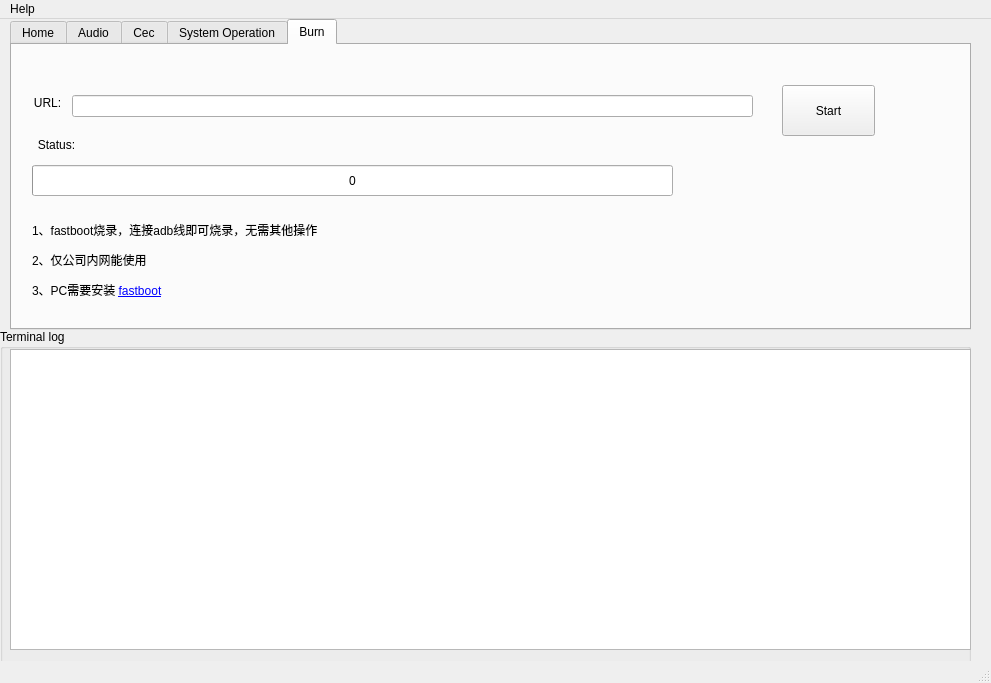
zgyhc2050/amlogic_debug_tool, file aml_debug.ui: the form before one commit.
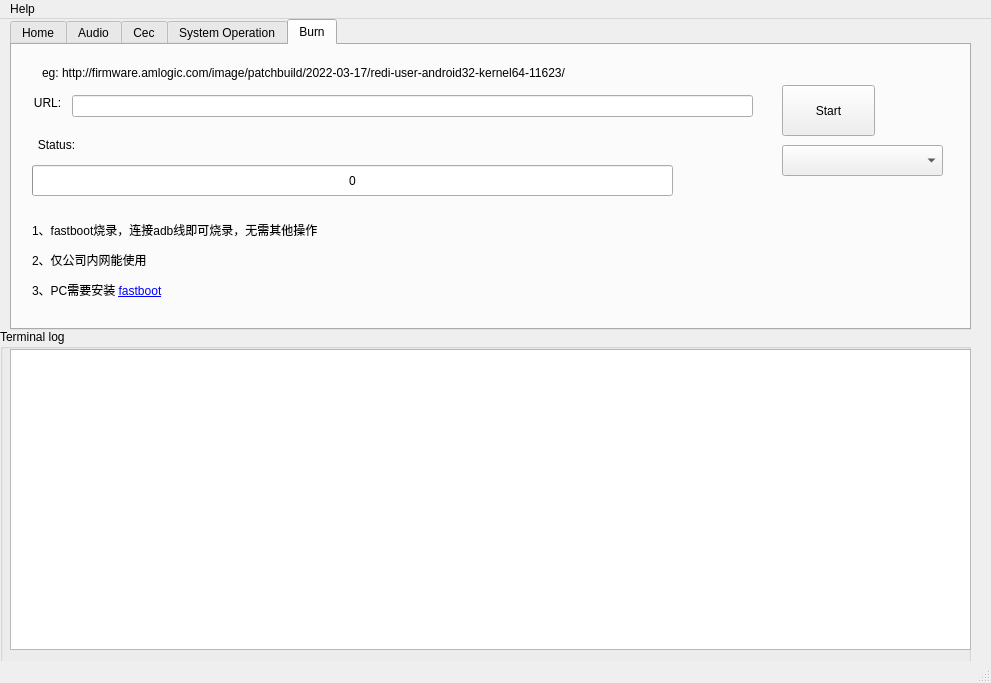
The form after the commit. The open tabs and pages were chosen to show the change.

Commit message:
aml_debug v_1_4_4: [BURN] added optional save files
Problem:
1. added optional save files

Solution:
1. add optional save files
2. Zip does not re-download the file while it exists

Patch:
```diff
--- a/aml_debug.ui
+++ b/aml_debug.ui
@@ -1630,6 +1630,29 @@
        <string>&lt;html&gt;&lt;head/&gt;&lt;body&gt;&lt;p&gt;1、fastboot烧录，连接adb线即可烧录，无需其他操作&lt;/p&gt;&lt;p&gt;2、仅公司内网能使用&lt;/p&gt;&lt;p&gt;3、PC需要安装 &lt;a href=&quot;https://dl.google.com/android/repository/platform-tools-latest-windows.zip&quot;&gt;&lt;span style=&quot; text-decoration: underline; color:#0000ff;&quot;&gt;fastboot&lt;/span&gt;&lt;/a&gt;&lt;/p&gt;&lt;/body&gt;&lt;/html&gt;</string>
       </property>
      </widget>
+     <widget class="QComboBox" name="AmlDebugBurnSelect_comboBox">
+      <property name="geometry">
+       <rect>
+        <x>770</x>
+        <y>100</y>
+        <width>161</width>
+        <height>31</height>
+       </rect>
+      </property>
+     </widget>
+     <widget class="QLabel" name="AmlDebugBurnStatus_label_2">
+      <property name="geometry">
+       <rect>
+        <x>30</x>
+        <y>20</y>
+        <width>671</width>
+        <height>31</height>
+       </rect>
+      </property>
+      <property name="text">
+       <string>&lt;html&gt;&lt;head/&gt;&lt;body&gt;&lt;p&gt;eg: http://firmware.amlogic.com/image/patchbuild/2022-03-17/redi-user-android32-kernel64-11623/&lt;br/&gt;&lt;/p&gt;&lt;/body&gt;&lt;/html&gt;</string>
+      </property>
+     </widget>
     </widget>
    </widget>
    <widget class="QGroupBox" name="AmlDebugTerminalLog_groupBox">
```
The commit also changes 11 other files.
